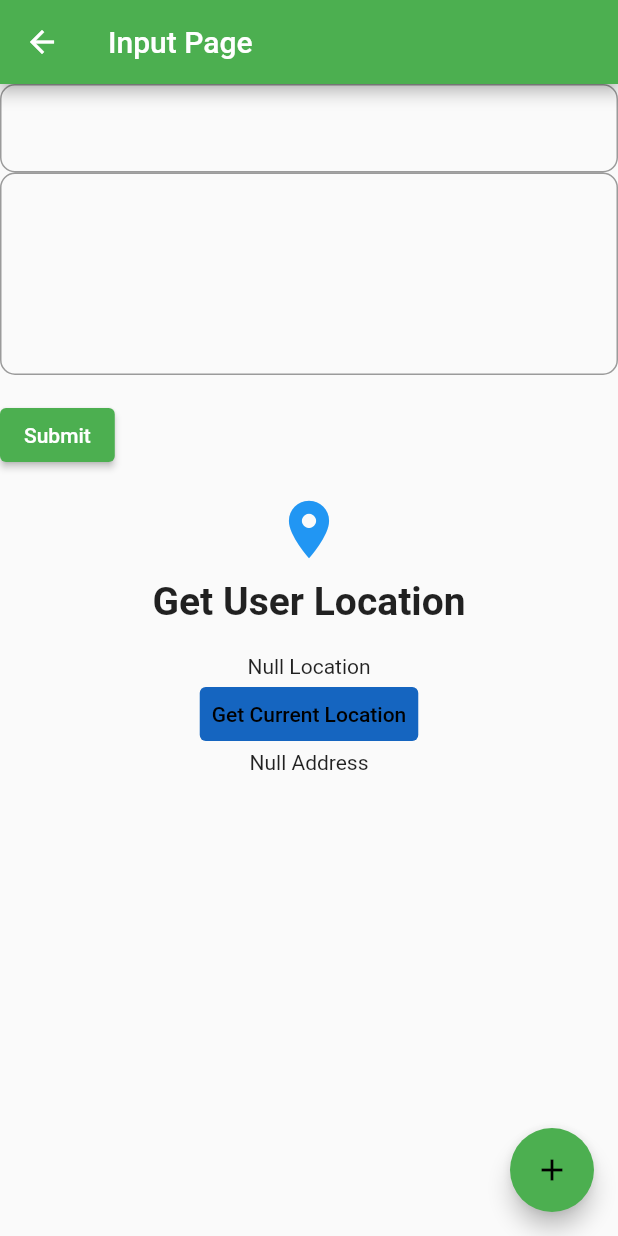
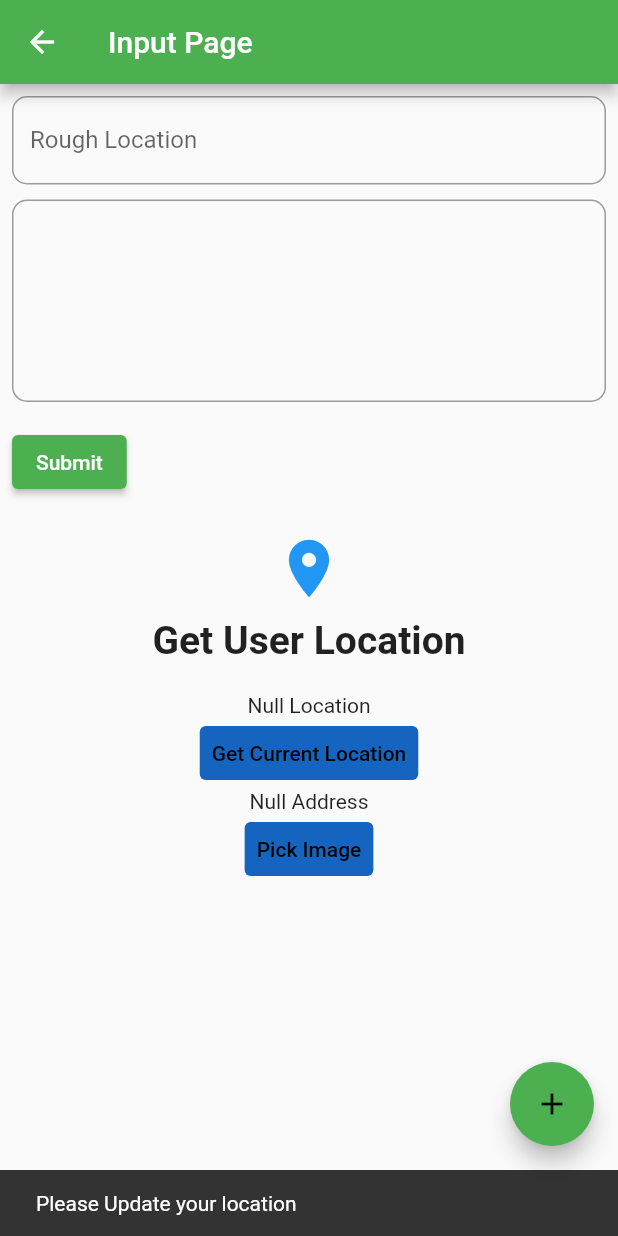
Before and after one commit to abhishek7997/Pothole-Problem, a Flutter app: the InputPage screen opened by its route, after a tap on the "add" icon, on a phone screen of 412 x 824 dp. Run offline on Flutter 3.47's test engine with Material 2 defaults, Android fonts, the phone set to English and light mode, and no system bars; our stand-ins replace geocoding, geolocator, image_picker; Roboto replaces fonts that are missing (OpenSans).

Commit message:
Added code to pick image as an input

```diff
--- a/lib/providers/pothole.dart
+++ b/lib/providers/pothole.dart
@@ -14,6 +14,8 @@ class PotHole with ChangeNotifier {
   PotHole({
     this.id,
     this.currentPosition,
+    this.address,
+    this.image,
   });
 
   String get Id => id;
@@ -21,25 +23,32 @@ class PotHole with ChangeNotifier {
   String get Address => address;
   File get Image => image;
   Position get CurrentPosition => currentPosition;
-  double get Latitude => currentPosition.latitude;
-  double get Longitude => currentPosition.longitude;
+  double get Latitude =>
+      double.parse(currentPosition.latitude.toStringAsFixed(3));
+  double get Longitude =>
+      double.parse(currentPosition.longitude.toStringAsFixed(3));
 
   getAddressFromLatLng() async {
     try {
       List<Placemark> placemarks = await placemarkFromCoordinates(
           currentPosition.latitude, currentPosition.longitude);
       Placemark place = placemarks[0];
-      address = "${place.locality}, ${place.postalCode}, ${place.country}";
+      String addr = "${place.locality}, ${place.postalCode}, ${place.country}";
+      address = addr;
+      print(address);
     } catch (e) {
       print(e);
     }
   }
 
   // Setters
-
   set setPosition(Position pos) {
     currentPosition = pos;
     getAddressFromLatLng();
     notifyListeners();
   }
+
+  set setImage(File img) {
+    image = img;
+  }
 }
--- a/lib/providers/potholes.dart
+++ b/lib/providers/potholes.dart
@@ -1,23 +1,24 @@
 import 'package:flutter/material.dart';
+import 'package:geolocator/geolocator.dart';
 import './pothole.dart';
 
 class PotHoles with ChangeNotifier {
-  List<PotHole> _items = [
-    PotHole(
-      id: 'p1',
-    ),
-    PotHole(
-      id: 'p2',
-    ),
-    PotHole(
-      id: 'p3',
-    ),
-    PotHole(
-      id: 'p4',
-    ),
-  ];
+  // List<PotHole> _items = [
+  //   PotHole(
+  //     id: 'p1',
+  //   ),
+  //   PotHole(
+  //     id: 'p2',
+  //   ),
+  //   PotHole(
+  //     id: 'p3',
+  //   ),
+  //   PotHole(
+  //     id: 'p4',
+  //   ),
+  // ];
 
-  // List<PotHole> _items = [];
+  List<PotHole> _items = [];
 
   List<PotHole> get items {
     // if (_showFavoritesOnly) {
--- a/lib/screens/input_screen.dart
+++ b/lib/screens/input_screen.dart
@@ -1,17 +1,38 @@
 import 'package:flutter/material.dart';
 import 'package:geolocator/geolocator.dart';
 import '../providers/potholes.dart';
+import 'dart:io';
+import 'dart:async';
+import 'package:flutter/foundation.dart';
+import 'package:flutter/material.dart';
+import 'package:flutter/src/widgets/basic.dart';
+import 'package:flutter/src/widgets/container.dart';
+import 'package:image_picker/image_picker.dart';
 import '../providers/pothole.dart';
 import 'package:provider/provider.dart';
+import 'package:image_picker/image_picker.dart';
 
 class InputPage extends StatelessWidget {
   static const routeName = '/input-screen';
-  TextEditingController textController = TextEditingController();
+  TextEditingController addressController = TextEditingController();
   String roughGPSLocation = "";
 
   @override
   Widget build(BuildContext context) {
     var settingsProvider = Provider.of<PotHole>(context);
+    File _image;
+    final picker = ImagePicker();
+
+    Future getImage() async {
+      final pickedFile = await picker.getImage(source: ImageSource.camera);
+      if (pickedFile != null) {
+        _image = File(pickedFile.path);
+        settingsProvider.setImage = _image;
+      } else {
+        print('No image selected.');
+      }
+    }
+
     return Scaffold(
       appBar: AppBar(
         title: Text('Input Page'),
@@ -19,18 +40,40 @@ class InputPage extends StatelessWidget {
       body: Column(
         children: [
           CustomInputs(),
-          GiveLocation(),
+          GiveLocation(settingsProvider),
+          TextButton(
+            style: TextButton.styleFrom(
+              backgroundColor: Colors.blue[800],
+            ),
+            onPressed: () => getImage(),
+            child: Text(
+              "Pick Image",
+              style: TextStyle(
+                color: Colors.black,
+              ),
+            ),
+          ),
         ],
       ),
       floatingActionButton: FloatingActionButton(
         onPressed: () {
+          if (settingsProvider.currentPosition != null) {
             print("Adding Pothole - Dummy Data");
             Provider.of<PotHoles>(context, listen: false).addPothole(
               PotHole(
                 id: 'p5',
                 currentPosition: settingsProvider.CurrentPosition,
+                address: settingsProvider.Address,
+                image: settingsProvider.Image,
               ),
             );
+            ScaffoldMessenger.of(context)
+                .showSnackBar(SnackBar(content: Text('Success!')));
+          } else {
+            ScaffoldMessenger.of(context).showSnackBar(
+                SnackBar(content: Text('Please Update your location')));
+            return;
+          }
         },
         child: Icon(Icons.add),
         backgroundColor: Colors.green,
@@ -40,10 +83,10 @@ class InputPage extends StatelessWidget {
 }
 
 class GiveLocation extends StatelessWidget {
-  @override
-  Widget build(BuildContext context) {
-    var settingsProvider = Provider.of<PotHole>(context);
-    _getCurrentLocation(BuildContext context) {
+  final settingsProvider;
+  GiveLocation(this.settingsProvider);
+
+  _getCurrentLocation(BuildContext context) async {
     Geolocator.getCurrentPosition(
             desiredAccuracy: LocationAccuracy.best,
             forceAndroidLocationManager: true)
@@ -54,6 +97,9 @@ class GiveLocation extends StatelessWidget {
     });
   }
 
+  @override
+  Widget build(BuildContext context) {
+    // var settingsProvider = Provider.of<PotHole>(context);
     return Container(
       child: Column(
         mainAxisAlignment: MainAxisAlignment.center,
@@ -107,13 +153,16 @@ class CustomInputs extends StatelessWidget {
 
   @override
   Widget build(BuildContext context) {
-    return Form(
+    return Container(
+      padding: EdgeInsets.all(8.0),
+      child: Form(
         key: _formKey,
         child: Column(
           crossAxisAlignment: CrossAxisAlignment.start,
           children: <Widget>[
             TextFormField(
               decoration: InputDecoration(
+                labelText: 'Rough Location',
                 border: OutlineInputBorder(
                   borderRadius: BorderRadius.circular(10),
                 ),
@@ -128,6 +177,9 @@ class CustomInputs extends StatelessWidget {
                 color: Colors.deepPurpleAccent,
                 fontFamily: 'OpenSans',
               ),
+            ),
+            SizedBox(
+              height: 10.0,
             ),
             TextFormField(
               maxLines: 5,
@@ -151,8 +203,8 @@ class CustomInputs extends StatelessWidget {
                   // otherwise.
                   if (_formKey.currentState.validate()) {
                     // If the form is valid, display a Snackbar.
-                  ScaffoldMessenger.of(context)
-                      .showSnackBar(SnackBar(content: Text('Processing Data')));
+                    ScaffoldMessenger.of(context).showSnackBar(
+                        SnackBar(content: Text('Processing Data')));
                   }
                 },
                 child: Text('Submit'),
@@ -160,6 +212,7 @@ class CustomInputs extends StatelessWidget {
             ),
           ],
         ),
+      ),
     );
   }
 }
--- a/lib/screens/pothole_detail_screen.dart
+++ b/lib/screens/pothole_detail_screen.dart
@@ -13,8 +13,14 @@ class PotHoleDetailScreen extends StatelessWidget {
       appBar: AppBar(
         title: Text(pothole.Id),
       ),
-      body: Center(
-        child: Text("TODO"),
+      body: Column(
+        children: [
+          Text(
+            "GPS Location : ${pothole.Latitude} , ${pothole.Longitude}",
+          ),
+          Text("Estimated Address : ${pothole.Address}"),
+          Image.file(pothole.Image),
+        ],
       ),
     );
   }
--- a/lib/widgets/pothole_item.dart
+++ b/lib/widgets/pothole_item.dart
@@ -28,12 +28,12 @@ class PotHoleItem extends StatelessWidget {
                 crossAxisAlignment: CrossAxisAlignment.start,
                 children: <Widget>[
                   Text(
-                    "GPS Coordinates",
+                    "LAT: ${pothole.Latitude}, LONG: ${pothole.Longitude}",
                     style: TextStyle(
                         fontSize: 14.0, fontWeight: FontWeight.normal),
                   ),
                   Text(
-                    "Rough Human Readable Address",
+                    "${pothole.Address}",
                     style: TextStyle(
                         fontSize: 12.0, fontWeight: FontWeight.normal),
                   ),
--- a/pubspec.yaml
+++ b/pubspec.yaml
@@ -32,6 +32,7 @@ dependencies:
   shared_preferences: ^2.0.5
   geolocator: ^7.0.1
   geocoding: ^2.0.0
+  image_picker: ^0.7.3
 
 dev_dependencies:
   flutter_test:
```
Also changed, not shown: pubspec.lock, 1 other file. Lines whose indentation alone changed are shown as unchanged.
